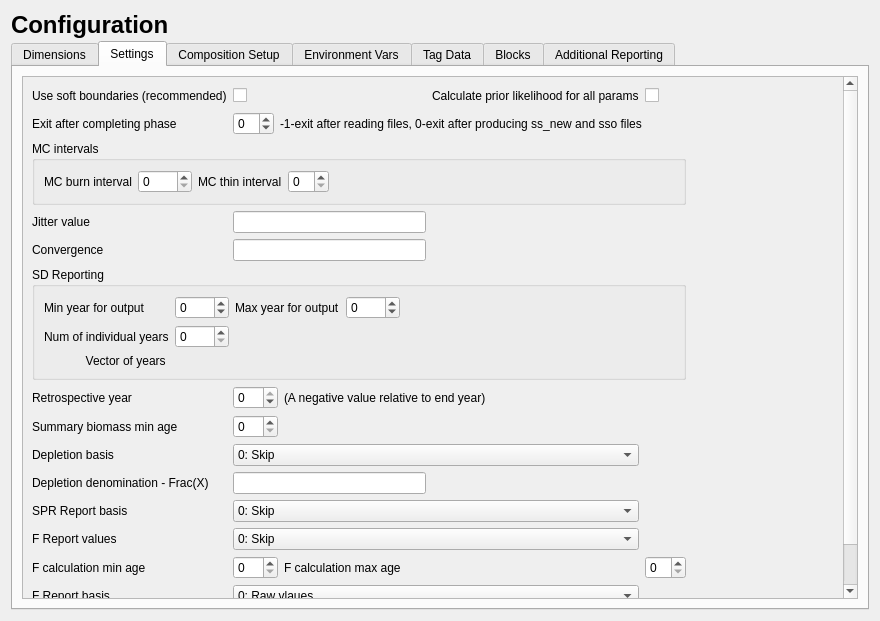
Qt form src/data_widget.ui (nmfs-ost/ss3-ssi) before a commit.
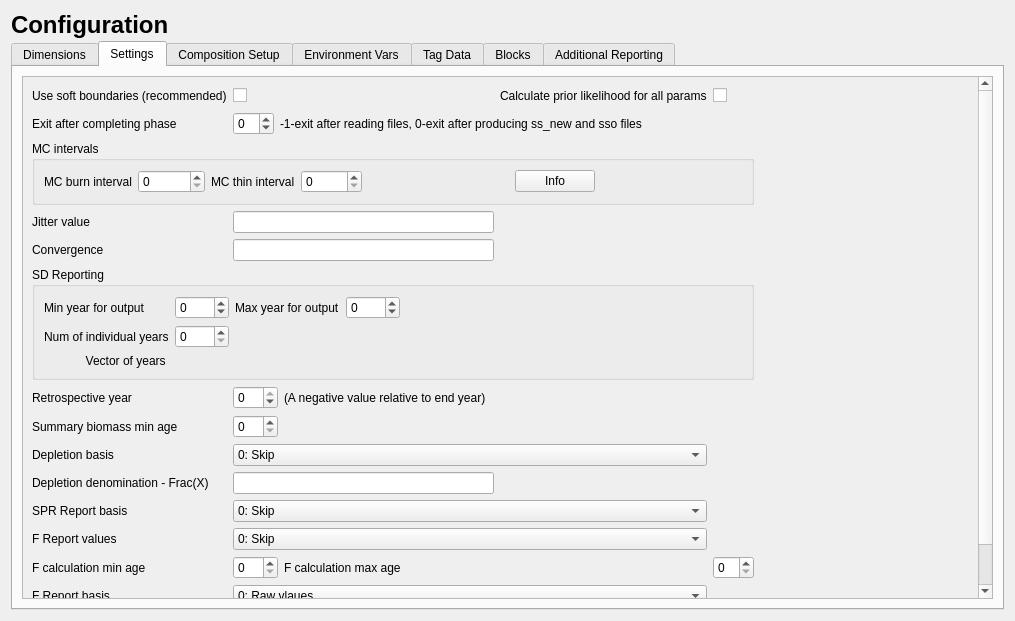
The same form after that commit. The open tabs and pages were chosen to show the change. Icons and pictures are not drawn.

Diff of the .ui file:
```diff
--- a/src/data_widget.ui
+++ b/src/data_widget.ui
@@ -6,7 +6,7 @@
    <rect>
     <x>0</x>
     <y>0</y>
-    <width>880</width>
+    <width>1015</width>
     <height>621</height>
    </rect>
   </property>
@@ -463,8 +463,8 @@
            <rect>
             <x>0</x>
             <y>0</y>
-            <width>807</width>
-            <height>584</height>
+            <width>929</width>
+            <height>682</height>
            </rect>
           </property>
           <layout class="QVBoxLayout" name="verticalLayout_18">
@@ -739,7 +739,7 @@
                 <item>
                  <widget class="QSpinBox" name="spinBox_mc_burn">
                   <property name="maximum">
-                   <number>1000</number>
+                   <number>100000</number>
                   </property>
                  </widget>
                 </item>
@@ -751,7 +751,11 @@
                  </widget>
                 </item>
                 <item>
-                 <widget class="QSpinBox" name="spinBox_mc_thin"/>
+                 <widget class="QSpinBox" name="spinBox_mc_thin">
+                  <property name="maximum">
+                   <number>10000</number>
+                  </property>
+                 </widget>
                 </item>
                 <item>
                  <spacer name="horizontalSpacer_6">
@@ -766,6 +770,32 @@
                   </property>
                  </spacer>
                 </item>
+                <item>
+                 <widget class="QPushButton" name="pushButton_mcInfo">
+                  <property name="minimumSize">
+                   <size>
+                    <width>0</width>
+                    <height>22</height>
+                   </size>
+                  </property>
+                  <property name="text">
+                   <string>Info</string>
+                  </property>
+                 </widget>
+                </item>
+                <item>
+                 <spacer name="horizontalSpacer_7">
+                  <property name="orientation">
+                   <enum>Qt::Horizontal</enum>
+                  </property>
+                  <property name="sizeHint" stdset="0">
+                   <size>
+                    <width>40</width>
+                    <height>20</height>
+                   </size>
+                  </property>
+                 </spacer>
+                </item>
                </layout>
               </widget>
              </item>
```
Left out of the diff: 12 changed lines with no effect on the pictures.
